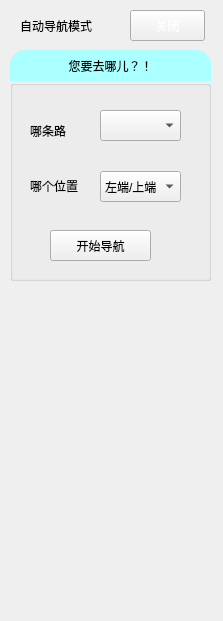
Qt form navigationControllBoard.ui (CSU-Bug-Killer/CarDemo2) before a commit.
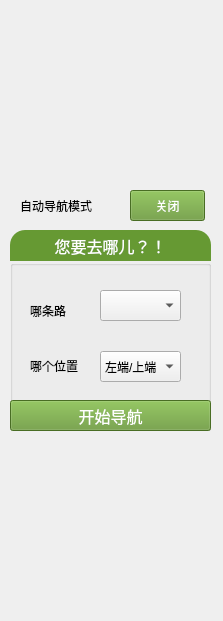
The same form after that commit.

Diff of the .ui file:
```diff
--- a/navigationControllBoard.ui
+++ b/navigationControllBoard.ui
@@ -20,13 +20,14 @@
    <property name="geometry">
     <rect>
      <x>130</x>
-     <y>10</y>
+     <y>190</y>
      <width>75</width>
      <height>31</height>
     </rect>
    </property>
    <property name="styleSheet">
-    <string notr="true">color: rgb(255, 255, 255);</string>
+    <string notr="true">color: rgb(255, 255, 255);
+background-color: #669933;</string>
    </property>
    <property name="text">
     <string>关闭</string>
@@ -36,7 +37,7 @@
    <property name="geometry">
     <rect>
      <x>20</x>
-     <y>10</y>
+     <y>190</y>
      <width>91</width>
      <height>31</height>
     </rect>
@@ -49,9 +50,9 @@
    <property name="geometry">
     <rect>
      <x>10</x>
-     <y>80</y>
+     <y>260</y>
      <width>201</width>
-     <height>201</height>
+     <height>171</height>
     </rect>
    </property>
    <property name="styleSheet">
@@ -124,12 +125,22 @@
    <widget class="QPushButton" name="navigateStartBtn">
     <property name="geometry">
      <rect>
-      <x>40</x>
-      <y>150</y>
-      <width>101</width>
+      <x>0</x>
+      <y>140</y>
+      <width>201</width>
       <height>31</height>
      </rect>
     </property>
+    <property name="font">
+     <font>
+      <family>微软雅黑</family>
+      <pointsize>12</pointsize>
+     </font>
+    </property>
+    <property name="styleSheet">
+     <string notr="true">color: rgb(255, 255, 255);
+background-color:#669933;</string>
+    </property>
     <property name="text">
      <string>开始导航</string>
     </property>
@@ -139,13 +150,20 @@
    <property name="geometry">
     <rect>
      <x>10</x>
-     <y>50</y>
+     <y>230</y>
      <width>201</width>
      <height>31</height>
     </rect>
    </property>
+   <property name="font">
+    <font>
+     <family>微软雅黑</family>
+     <pointsize>12</pointsize>
+    </font>
+   </property>
    <property name="styleSheet">
-    <string notr="true">background-color: rgb(170, 255, 255);
+    <string notr="true">background-color:#669933;
+color: rgb(255, 255, 255);
 border-top-left-radius:15px;
 border-top-right-radius:15px;</string>
    </property>
```
